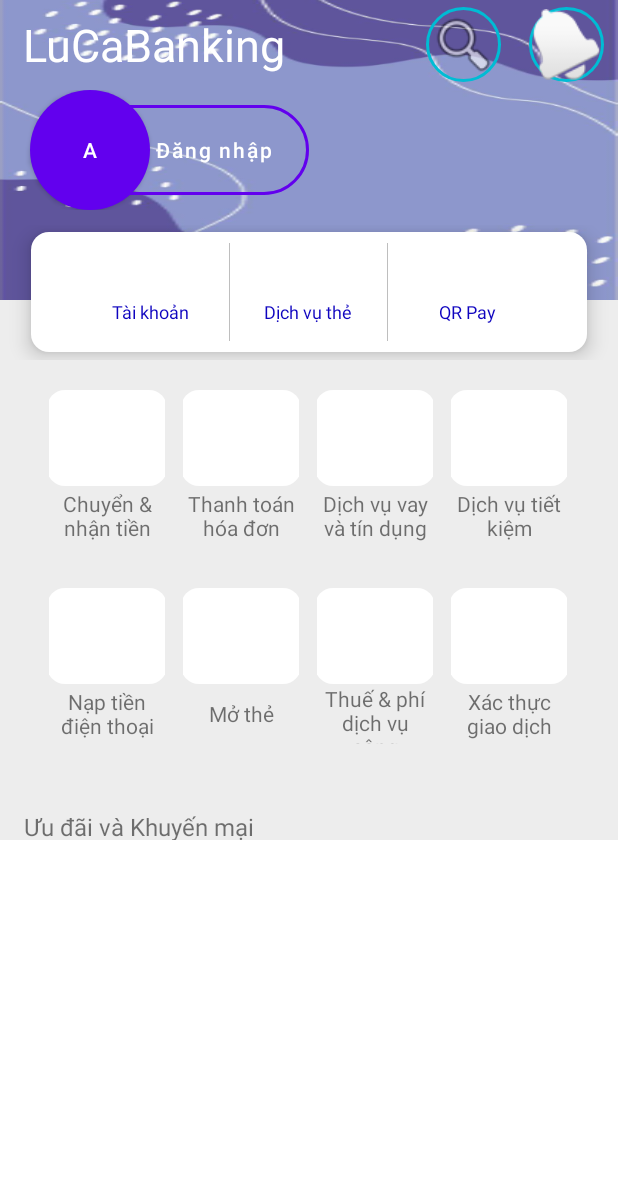
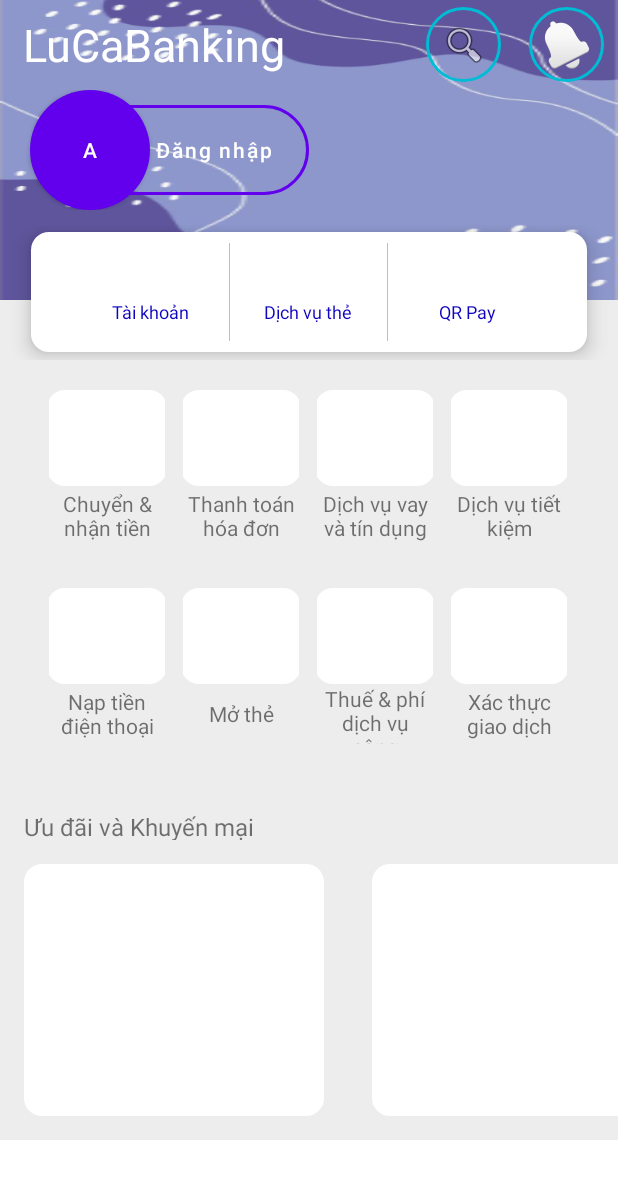
Before and after one commit to thaibao-bit/LuCaBank, an Android app: the screen it shows after launch (MainActivity), on a phone screen of 412 x 824 dp. Shown: the top 1179 px of the screen. Run offline under Robolectric (Android 15) with nearby library versions, the phone set to English and light mode, and no system bars.

Commit message:
update ui

```diff
--- a/app/src/main/java/com/example/lucafate/login/LoginFragment.kt
+++ b/app/src/main/java/com/example/lucafate/login/LoginFragment.kt
@@ -22,7 +22,7 @@ import com.example.lucafate.R
 import kotlinx.android.synthetic.main.fragment_login.*
 import javax.inject.Inject
 
-class LoginFragment : Fragment(), LoginInterface {
+class LoginFragment : Fragment(), LoginInterface.View {
     @Inject lateinit var loginViewModel: LoginViewModel
     private lateinit var errorTextView: TextView
 
--- a/app/src/main/java/com/example/lucafate/login/LoginInterface.kt
+++ b/app/src/main/java/com/example/lucafate/login/LoginInterface.kt
@@ -1,7 +1,13 @@
 package com.example.lucafate.login
 
 interface LoginInterface {
-    fun loginSuccess()
-    fun loginFailed()
-    fun loginError()
+    interface View{
+        fun loginSuccess()
+        fun loginFailed()
+        fun loginError()
+
+    }
+    interface Presenter{
+        fun login(account: String, password: String)
+    }
 }
--- a/app/src/main/java/com/example/lucafate/login/LoginPresenter.kt
+++ b/app/src/main/java/com/example/lucafate/login/LoginPresenter.kt
@@ -1,7 +1,8 @@
 package com.example.lucafate.login
 
-open class LoginPresenter(private val loginInterface: LoginInterface) {
-    fun login(account: String, password: String){
+open class LoginPresenter(private val loginInterface: LoginInterface.View) : LoginInterface.Presenter{
+
+    override fun login(account: String, password: String){
         if (account == "1" && password == "1"){
             loginInterface.loginSuccess()
         }
@@ -9,4 +10,5 @@ open class LoginPresenter(private val loginInterface: LoginInterface) {
             loginInterface.loginFailed()
         }
     }
+
 }
--- a/app/src/main/res/layout/fragment_home.xml
+++ b/app/src/main/res/layout/fragment_home.xml
@@ -51,7 +51,7 @@
                         android:id="@+id/imageButton"
                         android:src="@android:drawable/ic_menu_search"
                         android:background="@drawable/small_button"
-                        android:scaleType="centerCrop"
+                        android:scaleType="center"
                         android:padding="1dp">
                     </ImageButton>
                 </RelativeLayout>
@@ -69,7 +69,7 @@
                         android:layout_height="50dp"
                         android:src="@android:drawable/ic_popup_reminder"
                         android:background="@drawable/small_button"
-                        android:scaleType="centerCrop"
+                        android:scaleType="center"
                         android:padding="1dp">
                     </ImageButton>
                 </RelativeLayout>
@@ -206,5 +206,39 @@
             android:paddingLeft="16dp"
             android:textSize="16dp"
             android:text="Ưu đãi và Khuyến mại"/>
+        <HorizontalScrollView
+            android:layout_width="wrap_content"
+            android:layout_height="200dp">
+            <LinearLayout
+                android:layout_width="wrap_content"
+                android:layout_height="match_parent"
+                android:orientation="horizontal">
+                <View
+                    android:layout_width="200dp"
+                    android:layout_height="match_parent"
+                    android:background="@drawable/border_view"
+                    android:layout_margin="16dp"/>
+                <View
+                    android:layout_width="200dp"
+                    android:layout_height="match_parent"
+                    android:background="@drawable/border_view"
+                    android:layout_margin="16dp"/>
+                <View
+                    android:layout_width="200dp"
+                    android:layout_height="match_parent"
+                    android:background="@drawable/border_view"
+                    android:layout_margin="16dp"/>
+                <View
+                    android:layout_width="200dp"
+                    android:layout_height="match_parent"
+                    android:background="@drawable/border_view"
+                    android:layout_margin="16dp"/>
+                <View
+                    android:layout_width="200dp"
+                    android:layout_height="match_parent"
+                    android:background="@drawable/border_view"
+                    android:layout_margin="16dp"/>
+            </LinearLayout>
+        </HorizontalScrollView>
     </LinearLayout>
 </ScrollView>
```
